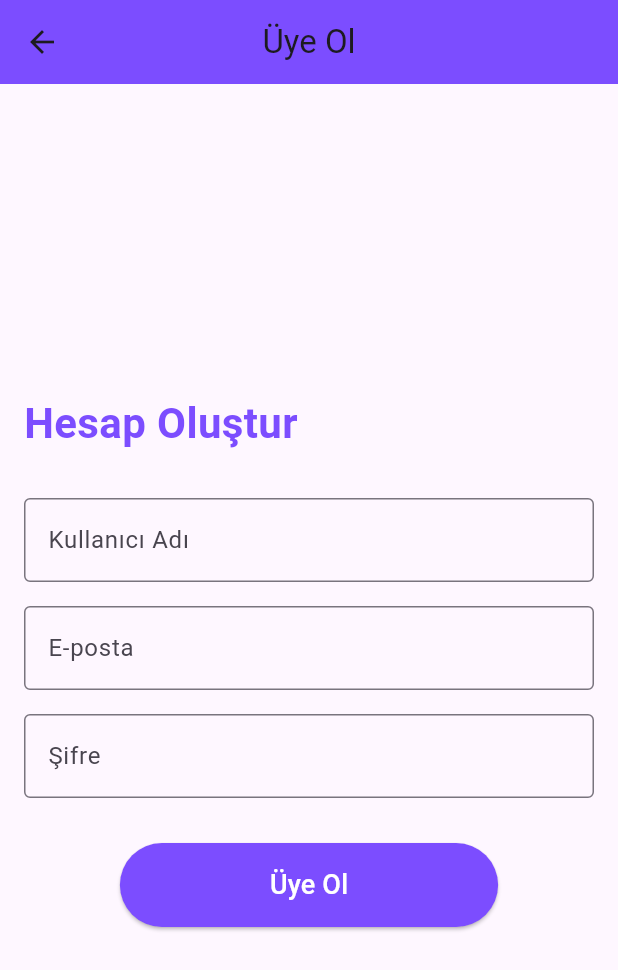
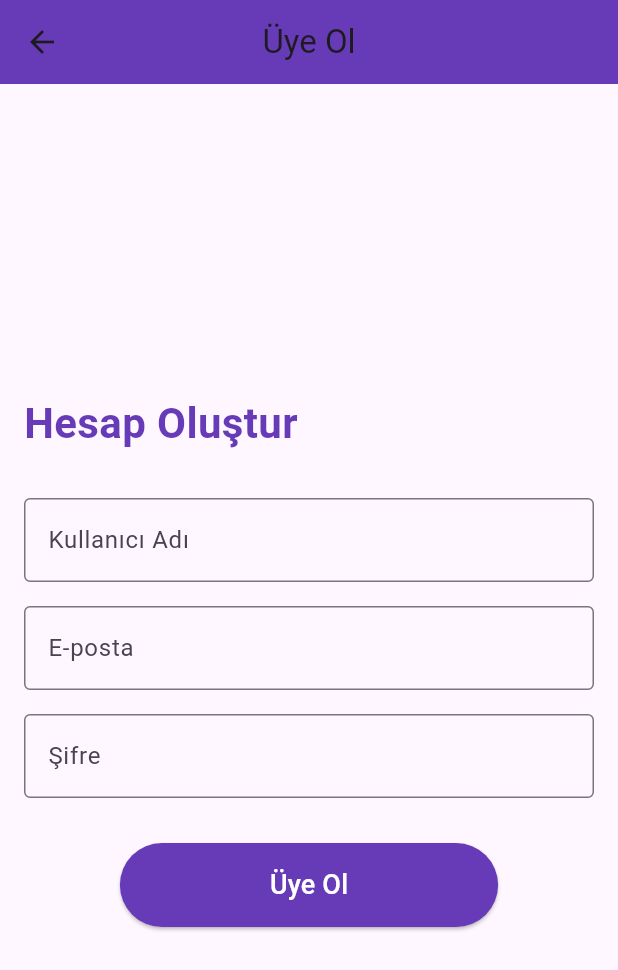
Before and after one commit to 1bilgisiz/Note-App, a Flutter app: the screen it shows after launch, after a tap on "Hesabınız yok mu? Kayıt Olun!", on a phone screen of 412 x 824 dp. Shown: the top 970 px of the screen. Run offline on Flutter 3.47's test engine with Material 3 defaults, Android fonts, the phone set to English and light mode, and no system bars.

Commit message:
log in page add gift

```diff
--- a/lib/LogInPage.dart
+++ b/lib/LogInPage.dart
@@ -11,20 +11,15 @@ class LoginPage extends StatelessWidget {
     final TextEditingController passwordController = TextEditingController();
 
     return Scaffold(
-      appBar: AppBar(
-        title: const Text(
-          "Uygulamaya Giriş",
-          style: TextStyle(fontWeight: FontWeight.bold, color: Colors.blueGrey),
-        ),
-        centerTitle: true,
-      ),
       body: Stack(
         children: [
           // Background image
           Container(
+            width: double.infinity,
+            height: double.infinity,
             decoration: const BoxDecoration(
               image: DecorationImage(
-                image: AssetImage("assets/images/foto1.png"),
+                image: AssetImage("assets/images/gif1.gif"),
                 fit: BoxFit.cover,
               ),
             ),
@@ -38,51 +33,75 @@ class LoginPage extends StatelessWidget {
                   mainAxisAlignment: MainAxisAlignment.center,
                   children: [
                     const Text(
-                      'Feratlar, Küpekler ve Sibel Doğan GİREMEZ !',
+                      'Hoşgeldiniz!',
                       style: TextStyle(
-                          fontSize: 30,
+                        fontSize: 45,
                         fontWeight: FontWeight.bold,
-                          color: Colors.white),
+                        color: Colors.grey,
+                      ),
                     ),
                     const SizedBox(height: 20),
                     TextField(
                       controller: emailController,
-                      decoration: const InputDecoration(
+                      decoration: InputDecoration(
                         labelText: 'E-posta',
-                        labelStyle: TextStyle(
+                        labelStyle: const TextStyle(
+                          color: Colors.deepPurple,
+                          fontWeight: FontWeight.bold,
+                          fontSize: 22,
+                        ),
+                        focusedBorder: const OutlineInputBorder(
+                          borderSide: BorderSide(color: Colors.pinkAccent),
+                        ),
+                        border: const OutlineInputBorder(),
+                        filled: true,
+                        fillColor: Colors.white.withOpacity(0.8),
+                      ),
+                      keyboardType: TextInputType.emailAddress,
+                      style: const TextStyle(
                         color: Colors.white,
                         fontWeight: FontWeight.bold,
-                            fontSize: 22),
-                        border: OutlineInputBorder(),
                       ),
-                      keyboardType: TextInputType.emailAddress,
                     ),
                     const SizedBox(height: 20),
                     TextField(
                       controller: passwordController,
-                      decoration: const InputDecoration(
+                      decoration: InputDecoration(
                         labelText: 'Şifre',
-                        labelStyle: TextStyle(
-                            color: Colors.white,
+                        labelStyle: const TextStyle(
+                          color: Colors.deepPurple,
                           fontWeight: FontWeight.bold,
-                            fontSize: 22),
-                        border: OutlineInputBorder(),
+                          fontSize: 22,
+                        ),
+                        focusedBorder: const OutlineInputBorder(
+                          borderSide: BorderSide(color: Colors.deepPurple),
+                        ),
+                        border: const OutlineInputBorder(),
+                        filled: true,
+                        fillColor: Colors.white.withOpacity(0.8),
                       ),
                       obscureText: true,
+                      style: const TextStyle(
+                        color: Colors.grey,
+                        fontWeight: FontWeight.bold,
+                      ),
                     ),
                     const SizedBox(height: 20),
                     ElevatedButton(
                       style: ElevatedButton.styleFrom(
-                        foregroundColor: Colors.black,
-                        backgroundColor: Colors.grey.shade400,
+                        foregroundColor: Colors.white,
+                        backgroundColor: Colors.deepPurple,
                         padding: const EdgeInsets.symmetric(
-                            horizontal: 125, vertical: 10),
+                          horizontal: 125,
+                          vertical: 10,
+                        ),
                         textStyle: const TextStyle(
-                          fontSize: 15,
+                          fontSize: 20,
                           fontWeight: FontWeight.bold,
                         ),
                         shape: RoundedRectangleBorder(
-                            borderRadius: BorderRadius.circular(50)),
+                          borderRadius: BorderRadius.circular(100),
+                        ),
                       ),
                       onPressed: () {
                         String email = emailController.text.trim();
@@ -93,12 +112,14 @@ class LoginPage extends StatelessWidget {
                           Navigator.push(
                             context,
                             MaterialPageRoute(
-                                builder: (context) => const Homepage()),
+                              builder: (context) => const Homepage(),
+                            ),
                           );
                         } else {
                           ScaffoldMessenger.of(context).showSnackBar(
                             const SnackBar(
-                                content: Text('Hatalı e-posta veya şifre!')),
+                              content: Text('Hatalı e-posta veya şifre!'),
+                            ),
                           );
                         }
                       },
@@ -106,17 +127,18 @@ class LoginPage extends StatelessWidget {
                         'Giriş Yap',
                         style: TextStyle(
                           fontWeight: FontWeight.bold,
-                            fontSize: 20,
-                            color: Colors.deepPurpleAccent),
+                          fontSize: 25,
                         ),
                       ),
-                    const SizedBox(height: 20),
+                    ),
+                    const SizedBox(height: 50),
                     TextButton(
                       onPressed: () {
                         Navigator.push(
                           context,
                           MaterialPageRoute(
-                              builder: (context) => const MembersPage()),
+                            builder: (context) => const MembersPage(),
+                          ),
                         );
                       },
                       child: const Text(
@@ -124,7 +146,8 @@ class LoginPage extends StatelessWidget {
                         style: TextStyle(
                           fontSize: 24,
                           fontWeight: FontWeight.bold,
-                            color: Colors.blueGrey),
+                          color: Colors.grey,
+                        ),
                       ),
                     ),
                   ],
--- a/lib/Members.dart
+++ b/lib/Members.dart
@@ -13,7 +13,7 @@ class MembersPage extends StatelessWidget {
       appBar: AppBar(
         title: const Text("Üye Ol"),
         centerTitle: true,
-        backgroundColor: Colors.deepPurpleAccent,
+        backgroundColor: Colors.deepPurple,
       ),
       body: Padding(
         padding: const EdgeInsets.all(16.0),
@@ -28,7 +28,7 @@ class MembersPage extends StatelessWidget {
                   style: TextStyle(
                     fontSize: 28,
                     fontWeight: FontWeight.bold,
-                    color: Colors.deepPurpleAccent,
+                    color: Colors.deepPurple,
                   ),
                 ),
                 const SizedBox(height: 30),
@@ -69,7 +69,7 @@ class MembersPage extends StatelessWidget {
                 Center(
                   child: ElevatedButton(
                     style: ElevatedButton.styleFrom(
-                      backgroundColor: Colors.deepPurpleAccent,
+                      backgroundColor: Colors.deepPurple,
                       padding: const EdgeInsets.symmetric(
                         horizontal: 100,
                         vertical: 15,
--- a/pubspec.yaml
+++ b/pubspec.yaml
@@ -61,7 +61,9 @@ flutter:
   # To add assets to your application, add an assets section, like this:
   assets:
    - assets/images/foto1.png
+   - assets/images/foto2.png
    - assets/images/profile.jpg
+   - assets/images/gif1.gif
 
 
   # An image asset can refer to one or more resolution-specific "variants", see
```
Also changed, not shown: lib/Settings.dart (+110 -2 lines), assets/images/foto2.png (added), 1 other file. Lines whose indentation alone changed are shown as unchanged.
